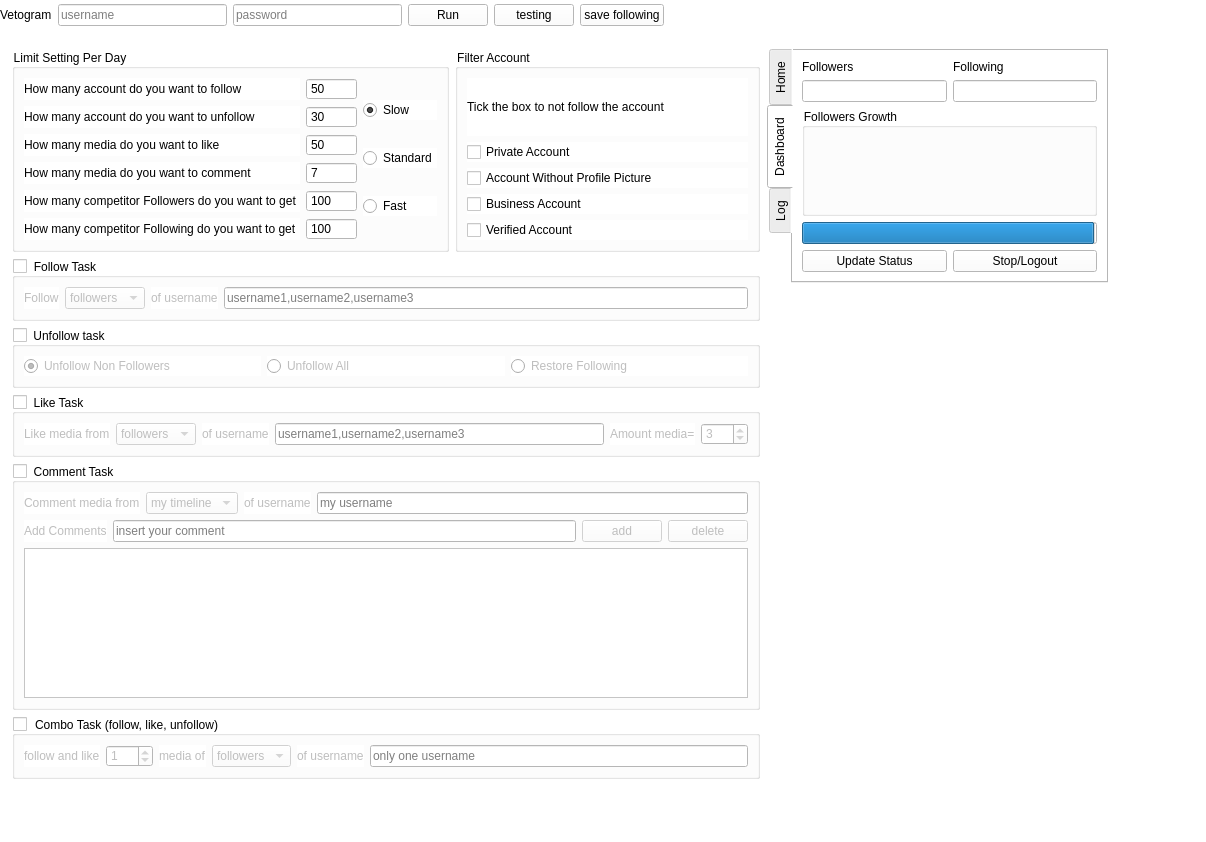
Before: the Qt Designer form MyappV2/ui/MainWindow.ui in ohld/igbot, drawn with Qt 5.
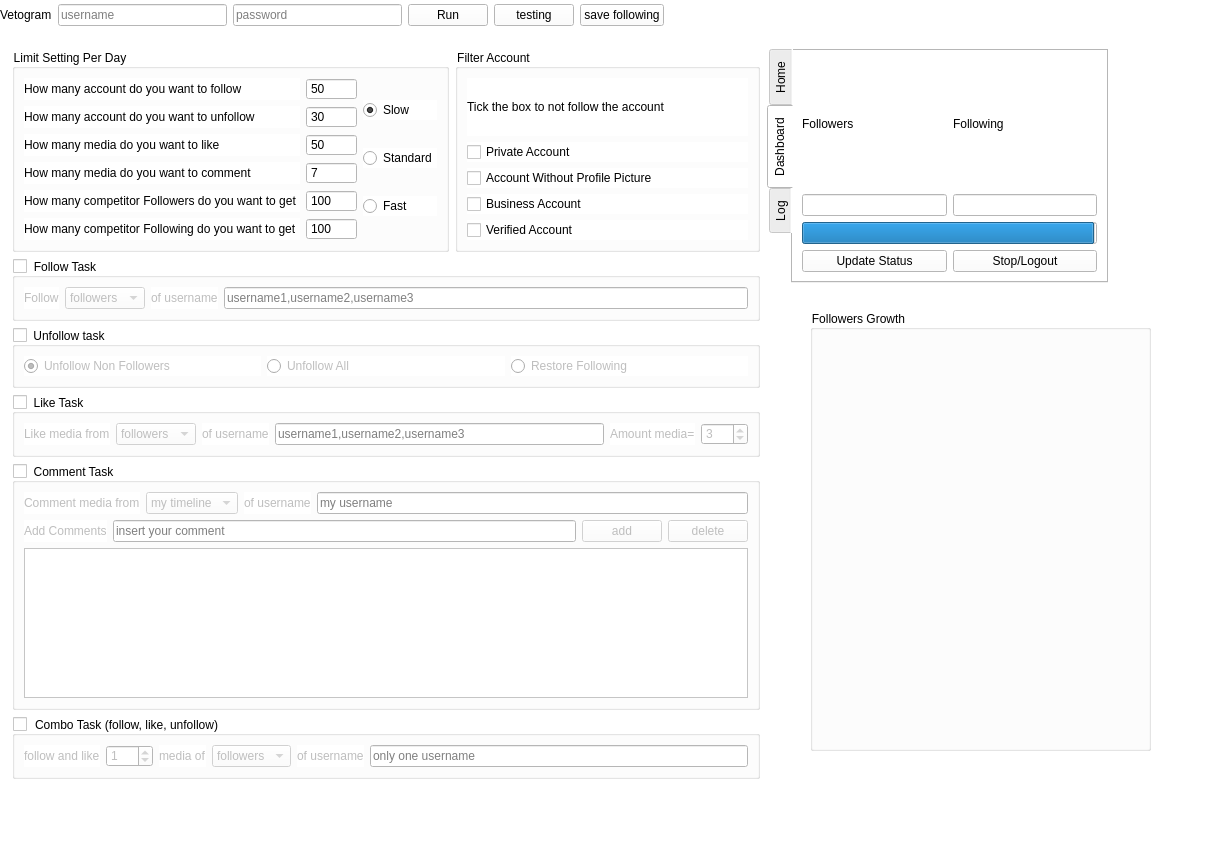
After: the same form once the commit is applied.

The edit to the form file:
```diff
--- a/MyappV2/ui/MainWindow.ui
+++ b/MyappV2/ui/MainWindow.ui
@@ -98,28 +98,6 @@
           </item>
          </layout>
         </item>
-        <item>
-         <widget class="QGroupBox" name="groupBox_2">
-          <property name="title">
-           <string>Followers Growth</string>
-          </property>
-          <layout class="QVBoxLayout" name="verticalLayout_11">
-           <item>
-            <spacer name="verticalSpacer">
-             <property name="orientation">
-              <enum>Qt::Vertical</enum>
-             </property>
-             <property name="sizeHint" stdset="0">
-              <size>
-               <width>20</width>
-               <height>40</height>
-              </size>
-             </property>
-            </spacer>
-           </item>
-          </layout>
-         </widget>
-        </item>
         <item>
          <widget class="QProgressBar" name="progressBar">
           <property name="value">
@@ -855,6 +833,20 @@
      </item>
     </layout>
    </widget>
+   <widget class="QGroupBox" name="groupBox_2">
+    <property name="geometry">
+     <rect>
+      <x>810</x>
+      <y>310</y>
+      <width>341</width>
+      <height>441</height>
+     </rect>
+    </property>
+    <property name="title">
+     <string>Followers Growth</string>
+    </property>
+    <layout class="QVBoxLayout" name="verticalLayout_11"/>
+   </widget>
   </widget>
   <widget class="QMenuBar" name="menubar">
    <property name="geometry">
```
